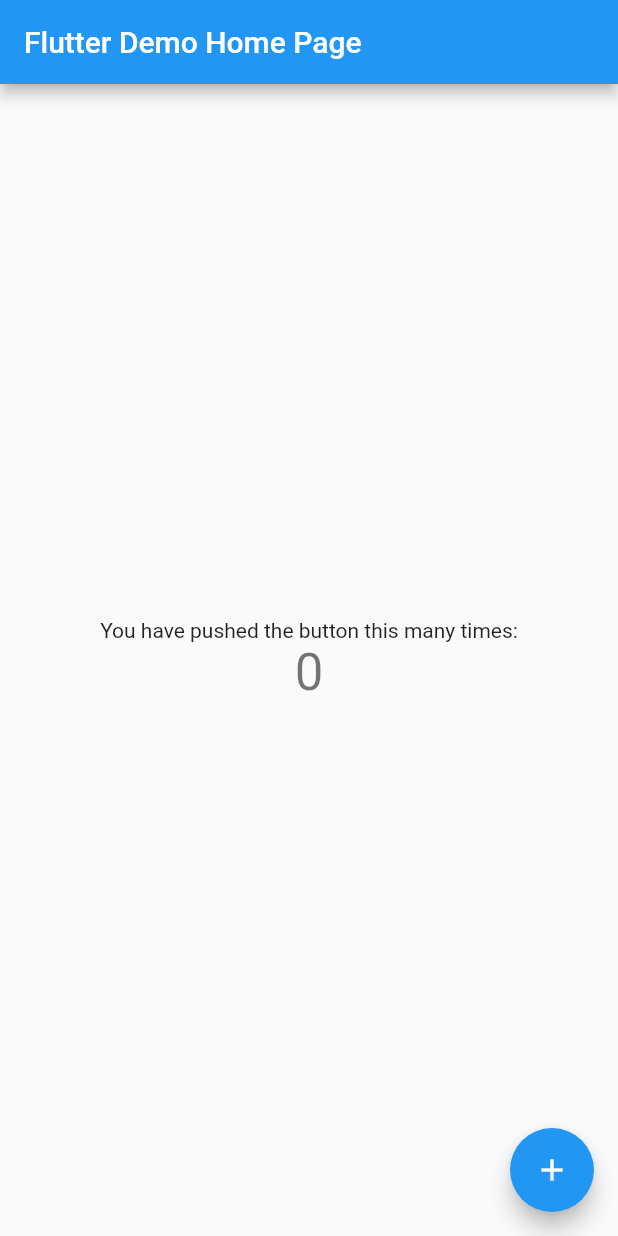
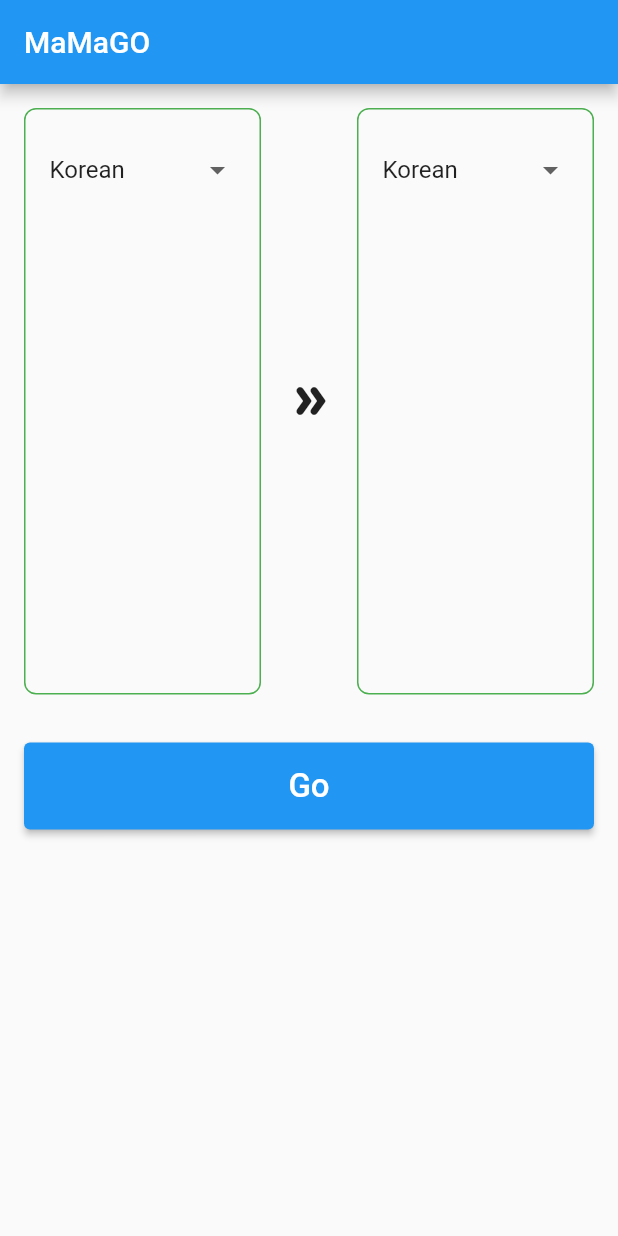
Before and after one commit to Raonshi/mamago, a Flutter app: the screen it shows after launch, on a phone screen of 412 x 824 dp. Run offline on Flutter 3.47's test engine with Material 2 defaults, Android fonts, the light colour scheme and no system bars; our stand-ins replace flutter_riverpod, go_router.

Commit message:
basic ui done

```diff
--- a/lib/main.dart
+++ b/lib/main.dart
@@ -1,115 +1,20 @@
 import 'package:flutter/material.dart';
+import 'package:flutter_riverpod/flutter_riverpod.dart';
+import 'package:mamago/routes.dart';
 
-void main() {
-  runApp(const MyApp());
+void main(List<String> args) {
+  runApp(const ProviderScope(child: MyApp()));
 }
 
 class MyApp extends StatelessWidget {
   const MyApp({super.key});
 
-  // This widget is the root of your application.
   @override
   Widget build(BuildContext context) {
-    return MaterialApp(
-      title: 'Flutter Demo',
-      theme: ThemeData(
-        // This is the theme of your application.
-        //
-        // Try running your application with "flutter run". You'll see the
-        // application has a blue toolbar. Then, without quitting the app, try
-        // changing the primarySwatch below to Colors.green and then invoke
-        // "hot reload" (press "r" in the console where you ran "flutter run",
-        // or simply save your changes to "hot reload" in a Flutter IDE).
-        // Notice that the counter didn't reset back to zero; the application
-        // is not restarted.
-        primarySwatch: Colors.blue,
-      ),
-      home: const MyHomePage(title: 'Flutter Demo Home Page'),
+    return MaterialApp.router(
+      title: "MaMaGO",
+      debugShowCheckedModeBanner: false,
+      routerConfig: router,
     );
   }
 }
-
-class MyHomePage extends StatefulWidget {
-  const MyHomePage({super.key, required this.title});
-
-  // This widget is the home page of your application. It is stateful, meaning
-  // that it has a State object (defined below) that contains fields that affect
-  // how it looks.
-
-  // This class is the configuration for the state. It holds the values (in this
-  // case the title) provided by the parent (in this case the App widget) and
-  // used by the build method of the State. Fields in a Widget subclass are
-  // always marked "final".
-
-  final String title;
-
-  @override
-  State<MyHomePage> createState() => _MyHomePageState();
-}
-
-class _MyHomePageState extends State<MyHomePage> {
-  int _counter = 0;
-
-  void _incrementCounter() {
-    setState(() {
-      // This call to setState tells the Flutter framework that something has
-      // changed in this State, which causes it to rerun the build method below
-      // so that the display can reflect the updated values. If we changed
-      // _counter without calling setState(), then the build method would not be
-      // called again, and so nothing would appear to happen.
-      _counter++;
-    });
-  }
-
-  @override
-  Widget build(BuildContext context) {
-    // This method is rerun every time setState is called, for instance as done
-    // by the _incrementCounter method above.
-    //
-    // The Flutter framework has been optimized to make rerunning build methods
-    // fast, so that you can just rebuild anything that needs updating rather
-    // than having to individually change instances of widgets.
-    return Scaffold(
-      appBar: AppBar(
-        // Here we take the value from the MyHomePage object that was created by
-        // the App.build method, and use it to set our appbar title.
-        title: Text(widget.title),
-      ),
-      body: Center(
-        // Center is a layout widget. It takes a single child and positions it
-        // in the middle of the parent.
-        child: Column(
-          // Column is also a layout widget. It takes a list of children and
-          // arranges them vertically. By default, it sizes itself to fit its
-          // children horizontally, and tries to be as tall as its parent.
-          //
-          // Invoke "debug painting" (press "p" in the console, choose the
-          // "Toggle Debug Paint" action from the Flutter Inspector in Android
-          // Studio, or the "Toggle Debug Paint" command in Visual Studio Code)
-          // to see the wireframe for each widget.
-          //
-          // Column has various properties to control how it sizes itself and
-          // how it positions its children. Here we use mainAxisAlignment to
-          // center the children vertically; the main axis here is the vertical
-          // axis because Columns are vertical (the cross axis would be
-          // horizontal).
-          mainAxisAlignment: MainAxisAlignment.center,
-          children: <Widget>[
-            const Text(
-              'You have pushed the button this many times:',
-            ),
-            Text(
-              '$_counter',
-              style: Theme.of(context).textTheme.headlineMedium,
-            ),
-          ],
-        ),
-      ),
-      floatingActionButton: FloatingActionButton(
-        onPressed: _incrementCounter,
-        tooltip: 'Increment',
-        child: const Icon(Icons.add),
-      ), // This trailing comma makes auto-formatting nicer for build methods.
-    );
-  }
-}
--- /dev/null
+++ b/lib/page/home_page.dart
@@ -0,0 +1,123 @@
+import 'package:flutter/material.dart';
+import 'package:go_router/go_router.dart';
+
+class HomePage extends StatelessWidget {
+  const HomePage({super.key, required this.state});
+
+  final GoRouterState state;
+
+  @override
+  Widget build(BuildContext context) {
+    return Scaffold(
+      appBar: AppBar(
+        title: const Text("MaMaGO"),
+      ),
+      body: Column(
+        children: [
+          Row(
+            children: [
+              Expanded(
+                child: Container(
+                  margin: const EdgeInsets.all(16.0),
+                  decoration: BoxDecoration(
+                    border: Border.all(width: 1.0, color: Colors.green),
+                    borderRadius: BorderRadius.circular(8.0),
+                  ),
+                  padding: const EdgeInsets.all(16.0),
+                  child: Column(
+                    children: [
+                      Row(
+                        children: [
+                          Expanded(
+                            child: DropdownButton<int>(
+                              value: 0,
+                              isExpanded: true,
+                              underline: const Offstage(),
+                              items: List.generate(
+                                10,
+                                (index) => DropdownMenuItem(
+                                  value: index,
+                                  child: const Text("Korean"),
+                                ),
+                              ),
+                              onChanged: (value) {},
+                            ),
+                          ),
+                        ],
+                      ),
+                      TextFormField(
+                        maxLines: null,
+                        minLines: 15,
+                        decoration: const InputDecoration(border: InputBorder.none),
+                      ),
+                    ],
+                  ),
+                ),
+              ),
+              const Icon(Icons.double_arrow_rounded, size: 32.0),
+              Expanded(
+                child: Container(
+                  margin: const EdgeInsets.all(16.0),
+                  decoration: BoxDecoration(
+                    border: Border.all(width: 1.0, color: Colors.green),
+                    borderRadius: BorderRadius.circular(8.0),
+                  ),
+                  padding: const EdgeInsets.all(16.0),
+                  child: Column(
+                    children: [
+                      Row(
+                        children: [
+                          Expanded(
+                            child: DropdownButton<int>(
+                              value: 0,
+                              isExpanded: true,
+                              underline: const Offstage(),
+                              items: List.generate(
+                                10,
+                                (index) => DropdownMenuItem(
+                                  value: index,
+                                  child: const Text("Korean"),
+                                ),
+                              ),
+                              onChanged: (value) {},
+                            ),
+                          ),
+                        ],
+                      ),
+                      TextFormField(
+                        maxLines: null,
+                        minLines: 15,
+                        decoration: const InputDecoration(border: InputBorder.none),
+                      ),
+                    ],
+                  ),
+                ),
+              ),
+            ],
+          ),
+          Row(
+            children: [
+              Expanded(
+                child: Padding(
+                  padding: const EdgeInsets.all(16.0),
+                  child: ElevatedButton(
+                    onPressed: () {},
+                    child: const Padding(
+                      padding: EdgeInsets.all(16.0),
+                      child: Text(
+                        "Go",
+                        style: TextStyle(
+                          fontSize: 22.0,
+                        ),
+                      ),
+                    ),
+                  ),
+                ),
+              ),
+            ],
+          ),
+        ],
+      ),
+    );
+  }
+}
--- /dev/null
+++ b/lib/routes.dart
@@ -0,0 +1,11 @@
+import 'package:go_router/go_router.dart';
+import 'package:mamago/page/home_page.dart';
+
+final GoRouter router = GoRouter(
+  routes: [
+    GoRoute(
+      path: '/',
+      pageBuilder: (context, state) => NoTransitionPage(child: HomePage(state: state)),
+    ),
+  ],
+);
```
Also changed, not shown: pubspec.yaml (+10 -0 lines), pubspec.lock.
